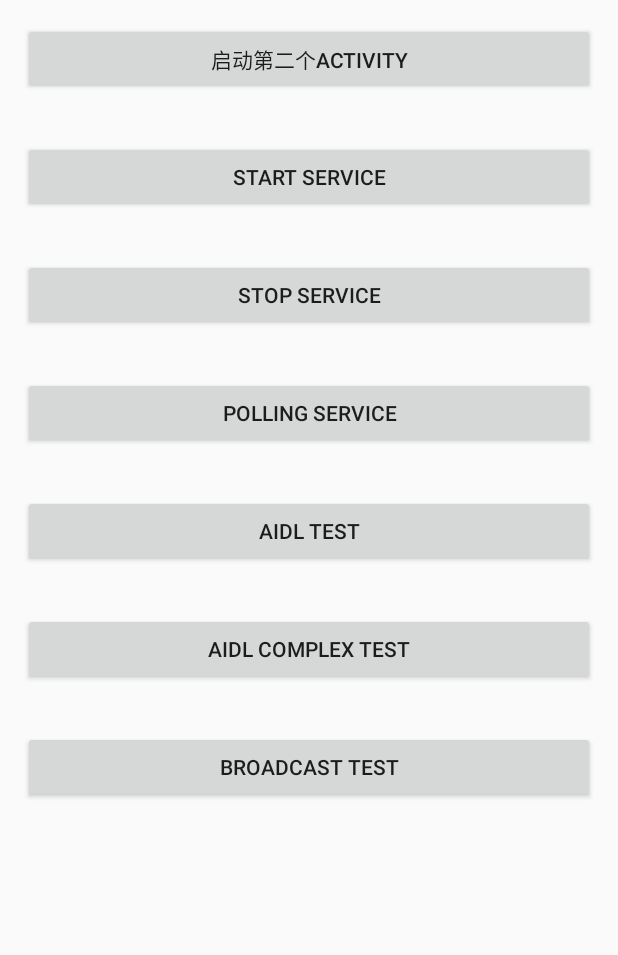
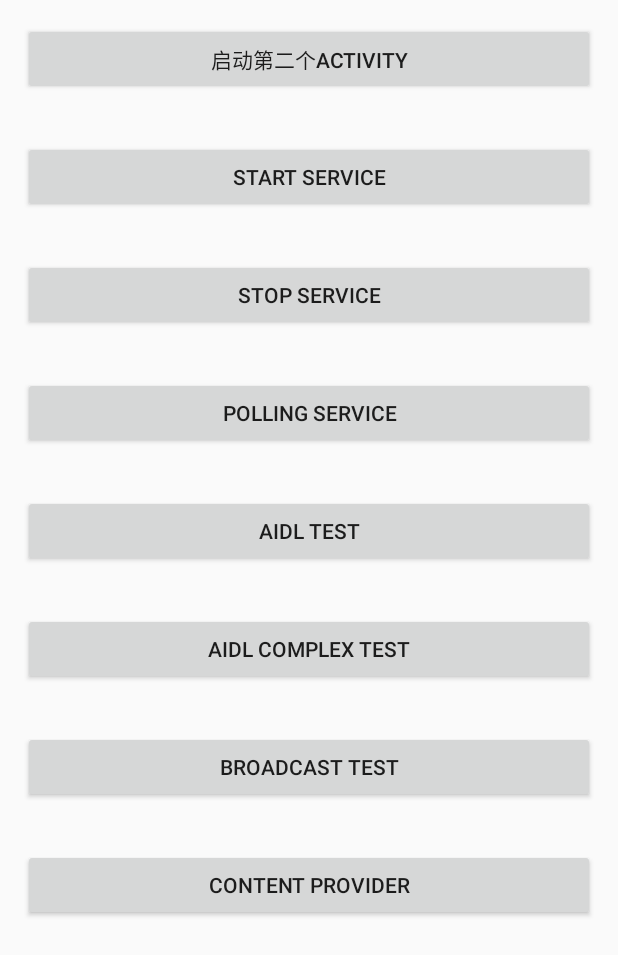
Before and after one commit to Nergal1/ApplicationDemo, an Android app: the screen it shows after launch (MainActivity), on a phone screen of 412 x 824 dp. Shown: the top 955 px of the screen. Run offline under Robolectric (Android 15) with nearby library versions, the phone set to English and light mode, and no system bars.

Commit message:
ContentProvider

```diff
--- a/app/src/main/AndroidManifest.xml
+++ b/app/src/main/AndroidManifest.xml
@@ -77,6 +77,11 @@
                 <category android:name="android.intent.category.DEFAULT" />
             </intent-filter>
         </service>
+        <provider
+            android:authorities="com.anbang.myapplication.contentprovider.nameprovider"
+            android:name=".contentprovider.NameContentProvider"
+            android:exported="true"
+            ></provider>
     </application>
 
 </manifest>
--- a/app/src/main/java/com/anbang/myapplication/MainActivity.java
+++ b/app/src/main/java/com/anbang/myapplication/MainActivity.java
@@ -1,11 +1,15 @@
 package com.anbang.myapplication;
 
+import android.content.ContentResolver;
+import android.content.ContentValues;
 import android.content.Intent;
 import android.net.Uri;
 import android.os.Bundle;
+import android.os.Handler;
 import android.util.Log;
 import android.view.View;
 import android.widget.Button;
+import android.widget.Toast;
 
 import androidx.annotation.NonNull;
 import androidx.annotation.Nullable;
@@ -13,6 +17,7 @@ import androidx.annotation.Nullable;
 import com.anbang.myapplication.aidl.AIDLClientActivity;
 import com.anbang.myapplication.aidl.AIDLClientComplexActivity;
 import com.anbang.myapplication.broadcast.BroadcastTestActivity;
+import com.anbang.myapplication.contentprovider.MyObserver;
 import com.anbang.myapplication.polling.PollingService;
 import com.anbang.myapplication.polling.PollingUtils;
 
@@ -122,6 +127,22 @@ public class MainActivity extends BaseActivity {
             }
         });
 
+        Button contentprovider  = findViewById(R.id.contentprovider);
+        contentprovider.setOnClickListener(new View.OnClickListener() {
+            @Override
+            public void onClick(View v) {
+                //读取contentprovider 数据
+                ContentResolver resolver = MainActivity.this.getContentResolver();
+                MyObserver myObserver = new MyObserver(new Handler());
+                ContentValues values = new ContentValues();
+                values.put("name", "测试"+System.currentTimeMillis());
+                Uri uri = Uri.parse("content://com.anbang.myapplication.contentprovider.nameprovider/test");
+                resolver.insert(uri, values);
+                resolver.registerContentObserver(uri,true,myObserver);
+                Toast.makeText(getApplicationContext(), "数据插入成功", Toast.LENGTH_SHORT).show();
+            }
+        });
+
         Intent it1 = new Intent("com.anbang.myapplication.service.TEST_SERVICE3");
         it1.setPackage(getPackageName());
         Bundle b1 = new Bundle();
--- a/app/src/main/res/layout/activity_main.xml
+++ b/app/src/main/res/layout/activity_main.xml
@@ -1,5 +1,8 @@
 <?xml version="1.0" encoding="utf-8"?>
-<LinearLayout xmlns:android="http://schemas.android.com/apk/res/android"
+<ScrollView android:layout_height="match_parent"
+    android:layout_width="match_parent"
+    xmlns:android="http://schemas.android.com/apk/res/android">
+<LinearLayout
     android:layout_width="match_parent"
     android:layout_height="match_parent"
     android:orientation="vertical"
@@ -53,4 +56,12 @@
         android:text="broadcast test"
         android:layout_margin="15dp"
         ></Button>
+    <Button
+        android:id="@+id/contentprovider"
+        android:layout_width="match_parent"
+        android:layout_height="wrap_content"
+        android:text="content provider"
+        android:layout_margin="15dp"
+        ></Button>
 </LinearLayout>
+</ScrollView>
```
Also changed, not shown: app/src/main/java/com/anbang/myapplication/contentprovider/DBOpenHelper.java (added, +28 -0 lines), app/src/main/java/com/anbang/myapplication/contentprovider/MyObserver.java (added, +30 -0 lines), app/src/main/java/com/anbang/myapplication/contentprovider/NameContentProvider.java (added, +70 -0 lines).
